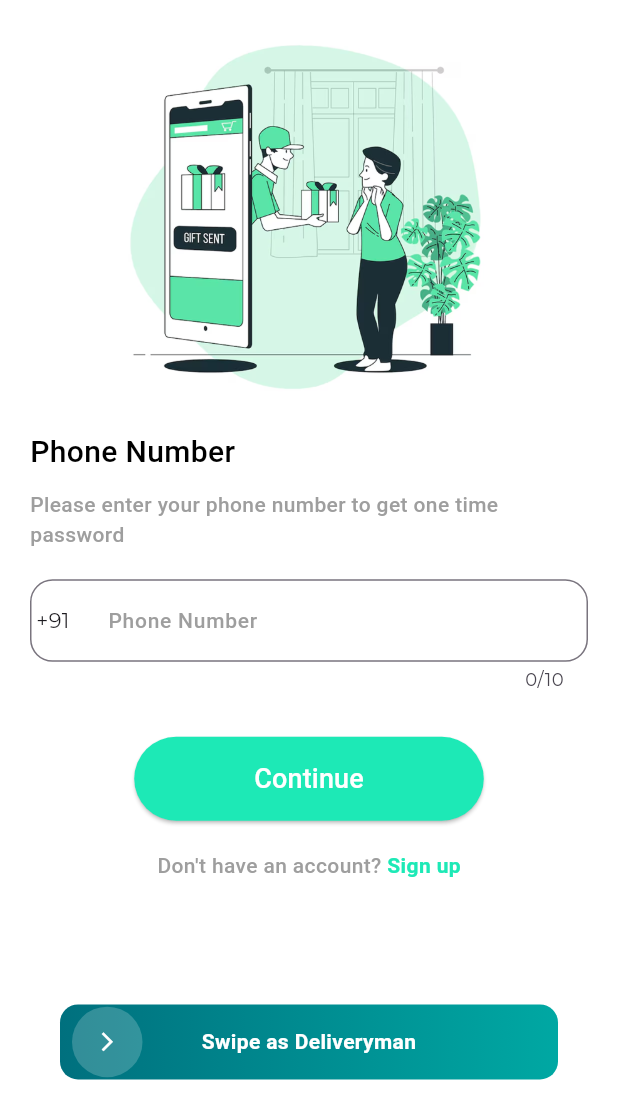
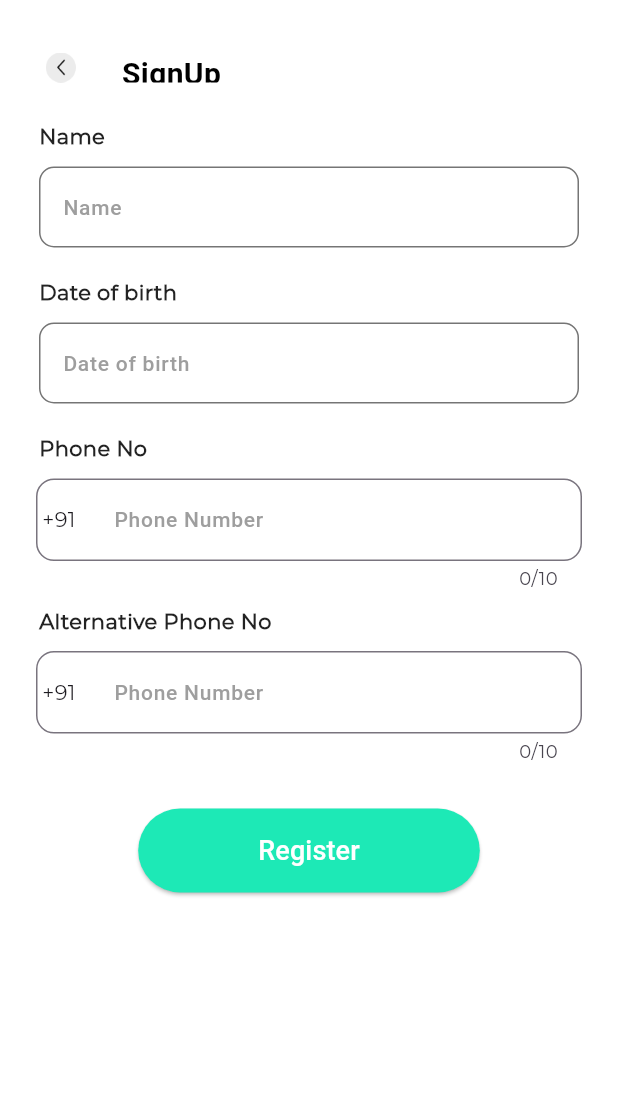
Before and after one commit to GayathriAravind1986/sentinixEcommerce, a Flutter app: the screen it shows after launch, after a tap on "Sign up", on a phone screen of 412 x 824 dp. Shown: the top 1119 px of the screen. Run offline on Flutter 3.47's test engine with Material 3 defaults, Android fonts, the phone set to English and light mode, and no system bars; drawn by our look-alikes of intl_phone_field, overlay_support, slide_to_act; our stand-ins replace dio, flutter_bloc, shared_preferences; Roboto replaces fonts that are missing (Montserrat); project files that could hold a hidden picture were left out.

Commit message:
signup for deliveryman and user completed

```diff
--- a/lib/Reusable/color.dart
+++ b/lib/Reusable/color.dart
@@ -15,6 +15,7 @@ const Color appGreenColor = Color(0xFF147338);
 
 const Color orangeColor = Colors.orange;
 const Color blackColor = Colors.black;
+const Color blackColor54 = Colors.black54;
 const Color blueColor = Colors.blue;
 const Color whiteColor = Colors.white;
 const Color redColor = Colors.red;
--- a/lib/Reusable/customTextfield.dart
+++ b/lib/Reusable/customTextfield.dart
@@ -101,7 +101,7 @@ class CustomTextField extends StatelessWidget {
                   counterText: "",
                   hintText: hint,
                   hintStyle: MediaQuery.of(context).size.width < 650
-                      ? MyTextStyle.f14(greyColor, weight: FontWeight.w300)
+                      ? MyTextStyle.f14(greyColor, weight: FontWeight.w500)
                       : MyTextStyle.f18(greyColor, weight: FontWeight.w300),
                   prefixText: prefixText,
                   prefixStyle: MediaQuery.of(context).size.width < 650
--- a/lib/Reusable/custom_phone_field.dart
+++ b/lib/Reusable/custom_phone_field.dart
@@ -30,7 +30,7 @@ class _CustomPhoneFieldState extends State<CustomPhoneField> {
         labelText: 'Phone Number',
         labelStyle: MyTextStyle.f14(greyColor),
         border: OutlineInputBorder(
-          borderRadius: BorderRadius.circular(15),
+          borderRadius: BorderRadius.circular(12),
         ),
         focusedBorder: OutlineInputBorder(
           borderSide: BorderSide(color: appPrimaryColor, width: 2),
--- a/lib/Reusable/image.dart
+++ b/lib/Reusable/image.dart
@@ -13,4 +13,5 @@ class Images {
   // --- Images (PNG/JPG) ---
   static const String logo = 'assets/image/sentinix_logo.png';
   static const String loginImage = 'assets/image/login_Image.png';
+  static const String backArrow = "assets/image/backarrow.png";
 }
--- a/lib/UI/DeliveryApp/Authentication/Widget/signup_delivery_animation_widget.dart
+++ b/lib/UI/DeliveryApp/Authentication/Widget/signup_delivery_animation_widget.dart
@@ -1,9 +1,7 @@
 import 'package:flutter/material.dart';
 import 'package:sentinix_ecommerce/Reusable/color.dart';
 import 'package:sentinix_ecommerce/Reusable/text_styles.dart';
-
 import 'package:sentinix_ecommerce/UI/UserApp/Authentication/login.dart';
-
 import 'package:slide_to_act/slide_to_act.dart';
 
 class AnimatedLoginDelivery extends StatefulWidget {
--- /dev/null
+++ b/lib/UI/UserApp/Authentication/Widget/signup_label_widget.dart
@@ -0,0 +1,15 @@
+import 'package:flutter/material.dart';
+
+Widget buildLabel(String text) {
+  return Padding(
+    padding: const EdgeInsets.all(10.0),
+    child: Text(
+      text,
+      style: const TextStyle(
+        fontSize: 14,
+        fontWeight: FontWeight.bold,
+        color: Colors.black87,
+      ),
+    ),
+  );
+}
--- a/lib/UI/UserApp/Authentication/login.dart
+++ b/lib/UI/UserApp/Authentication/login.dart
@@ -8,6 +8,7 @@ import 'package:sentinix_ecommerce/Reusable/elevated_button.dart';
 import 'package:sentinix_ecommerce/Reusable/image.dart';
 import 'package:sentinix_ecommerce/Reusable/text_styles.dart';
 import 'package:sentinix_ecommerce/UI/UserApp/Authentication/Widget/signup_animation_widget.dart';
+import 'package:sentinix_ecommerce/UI/UserApp/Authentication/user_signup.dart';
 
 class LoginCustomer extends StatelessWidget {
   const LoginCustomer({
@@ -98,11 +99,11 @@ class _LoginCustomerViewState extends State<LoginCustomerView> {
                       ),
                       GestureDetector(
                         onTap: () {
-                          // Navigator.push(
-                          //   context,
-                          //   MaterialPageRoute(
-                          //       builder: (_) => const SignUpScreen()),
-                          // );
+                          Navigator.push(
+                            context,
+                            MaterialPageRoute(
+                                builder: (_) => const UserSignup()),
+                          );
                         },
                         child: Text(
                           "Sign up",
--- /dev/null
+++ b/lib/UI/UserApp/Authentication/user_signup.dart
@@ -0,0 +1,227 @@
+import 'package:flutter/material.dart';
+import 'package:flutter/services.dart';
+import 'package:flutter_bloc/flutter_bloc.dart';
+import 'package:sentinix_ecommerce/Bloc/demo/demo_bloc.dart';
+import 'package:sentinix_ecommerce/Reusable/color.dart';
+import 'package:sentinix_ecommerce/Reusable/customTextfield.dart';
+import 'package:sentinix_ecommerce/Reusable/custom_phone_field.dart';
+import 'package:sentinix_ecommerce/Reusable/elevated_button.dart';
+import 'package:sentinix_ecommerce/Reusable/image.dart';
+import 'package:sentinix_ecommerce/Reusable/space.dart';
+import 'package:sentinix_ecommerce/Reusable/text_styles.dart';
+import 'package:sentinix_ecommerce/UI/UserApp/Authentication/Widget/signup_label_widget.dart';
+import 'package:sentinix_ecommerce/UI/UserApp/Authentication/login.dart';
+
+class UserSignup extends StatelessWidget {
+  const UserSignup({
+    super.key,
+  });
+
+  @override
+  Widget build(BuildContext context) {
+    return BlocProvider(
+      create: (_) => DemoBloc(),
+      child: UserSignupView(),
+    );
+  }
+}
+
+class UserSignupView extends StatefulWidget {
+  const UserSignupView({
+    super.key,
+  });
+
+  @override
+  State<UserSignupView> createState() => _UserSignupViewState();
+}
+
+class _UserSignupViewState extends State<UserSignupView> {
+  //GetEventModel getEventModel = GetEventModel();
+  final GlobalKey<FormState> _formKey = GlobalKey<FormState>();
+  TextEditingController name = TextEditingController();
+  TextEditingController dob = TextEditingController();
+  TextEditingController phone = TextEditingController();
+  TextEditingController alterPhone = TextEditingController();
+  String? errorMessage;
+  bool loginLoad = true;
+  String completePhoneNumber = '';
+  List<TextInputFormatter> formatters = [LengthLimitingTextInputFormatter(10)];
+
+  @override
+  void dispose() {
+    super.dispose();
+  }
+
+  @override
+  Widget build(BuildContext context) {
+    var size = MediaQuery.of(context).size;
+    Widget mainContainer() {
+      return SafeArea(
+        child: SingleChildScrollView(
+          child: Padding(
+            padding: const EdgeInsets.all(16.0),
+            child: Column(
+              crossAxisAlignment: CrossAxisAlignment.start,
+              children: [
+                buildLabel("Name"),
+                CustomTextField(
+                    hint: "Name",
+                    height: 15,
+                    readOnly: false,
+                    controller: name,
+                    baseColor: appPrimaryColor,
+                    borderColor: blackColor54,
+                    errorColor: redColor,
+                    inputType: TextInputType.text,
+                    showSuffixIcon: false,
+                    obscureText: false,
+                    maxLength: 30,
+                    maxLine: 1,
+                    onChanged: (val) {
+                      _formKey.currentState!.validate();
+                    },
+                    validator: (value) {
+                      if (value != null) {
+                        if (value.isEmpty) {
+                          return 'Please enter your name';
+                        } else {
+                          return null;
+                        }
+                      }
+                      return null;
+                    }),
+                const SizedBox(height: 10),
+                buildLabel("Date of birth"),
+                CustomTextField(
+                    hint: "Date of birth",
+                    height: 15,
+                    readOnly: false,
+                    controller: dob,
+                    baseColor: appPrimaryColor,
+                    borderColor: blackColor54,
+                    errorColor: redColor,
+                    inputType: TextInputType.text,
+                    showSuffixIcon: false,
+                    obscureText: false,
+                    maxLength: 15,
+                    maxLine: 1,
+                    onChanged: (val) {
+                      _formKey.currentState!.validate();
+                    },
+                    validator: (value) {
+                      if (value != null) {
+                        if (value.isEmpty) {
+                          return 'Please enter your dob';
+                        } else {
+                          return null;
+                        }
+                      }
+                      return null;
+                    }),
+                const SizedBox(height: 10),
+                buildLabel("Phone No"),
+                Padding(
+                  padding: const EdgeInsets.only(left: 8.0, right: 8),
+                  child: CustomPhoneField(
+                    onPhoneChanged: (value) {
+                      setState(() {
+                        completePhoneNumber = value;
+                      });
+                    },
+                  ),
+                ),
+                buildLabel("Alternative Phone No"),
+                Padding(
+                  padding: const EdgeInsets.only(left: 8.0, right: 8),
+                  child: CustomPhoneField(
+                    onPhoneChanged: (value) {
+                      setState(() {
+                        completePhoneNumber = value;
+                      });
+                    },
+                  ),
+                ),
+                const SizedBox(height: 30),
+                CustomButton(
+                  text: "Register",
+                  onPressed: () {
+                    Navigator.of(context).pushAndRemoveUntil(
+                      MaterialPageRoute(
+                          builder: (context) => const LoginCustomer()),
+                      (Route<dynamic> route) => false,
+                    );
+                  },
+                ),
+              ],
+            ),
+          ),
+        ),
+      );
+    }
+
+    return PopScope(
+      canPop: false,
+      onPopInvoked: (didPop) {
+        if (!didPop) {
+          Navigator.of(context).pushAndRemoveUntil(
+            MaterialPageRoute(builder: (context) => const LoginCustomer()),
+            (route) => false,
+          );
+        }
+      },
+      child: Scaffold(
+        backgroundColor: whiteColor,
+        appBar: PreferredSize(
+          preferredSize: size.width < 650
+              ? const Size.fromHeight(55)
+              : const Size.fromHeight(90),
+          child: AppBar(
+            automaticallyImplyLeading: false,
+            flexibleSpace: Container(
+              width: double.infinity,
+              color: whiteColor,
+              padding: const EdgeInsets.only(top: 35, left: 20, right: 15),
+              child: Row(
+                mainAxisAlignment: MainAxisAlignment.start,
+                children: [
+                  InkWell(
+                    onTap: () {
+                      Navigator.of(context).pushAndRemoveUntil(
+                        MaterialPageRoute(
+                            builder: (context) => const LoginCustomer()),
+                        (Route<dynamic> route) => false,
+                      );
+                    },
+                    child: Image.asset(
+                      alignment: Alignment.topCenter,
+                      Images.backArrow,
+                      width: size.width * 0.1,
+                      height: size.height * 0.05,
+                    ),
+                  ),
+                  horizontalSpace(width: 20),
+                  Text("SignUp",
+                      textAlign: TextAlign.start,
+                      style: size.width < 650
+                          ? MyTextStyle.f20(blackColor, weight: FontWeight.w600)
+                          : MyTextStyle.f30(blackColor,
+                              weight: FontWeight.w600)),
+                ],
+              ),
+            ),
+            elevation: 0,
+            backgroundColor: whiteColor,
+          ),
+        ),
+        body: BlocBuilder<DemoBloc, dynamic>(
+          buildWhen: (previous, current) {
+            return false;
+          },
+          builder: (context, dynamic) {
+            return mainContainer();
+          },
+        ),
+      ),
+    );
+  }
+}
```
Also changed, not shown: lib/UI/DeliveryApp/Authentication/Widget/signupdelivery_label_widget.dart (added, +15 -0 lines), lib/UI/DeliveryApp/Authentication/deliveryman_signup.dart (added, +227 -0 lines), lib/UI/DeliveryApp/Authentication/login_delivery.dart (+6 -5 lines), assets/image/backarrow.png (added).
